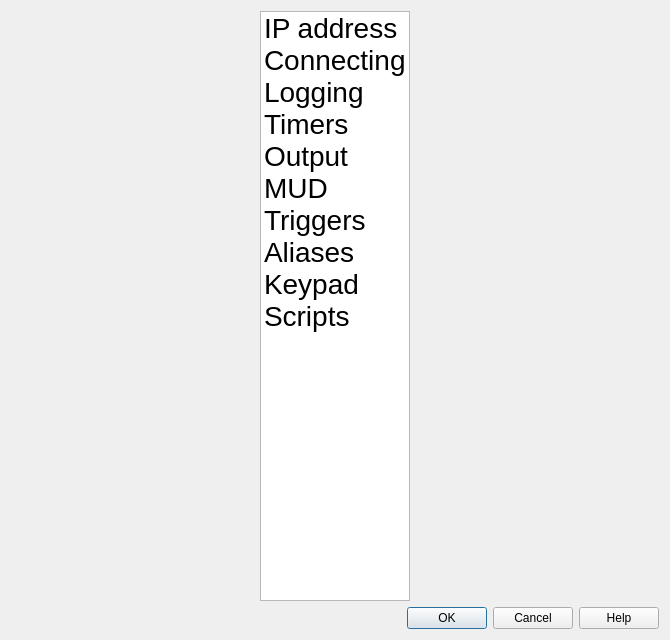
This is smushclient-qt/cpp/ui/worldprefs.ui in jnbooth/smushclient as Qt 5 draws it before an edit. The edited form follows.
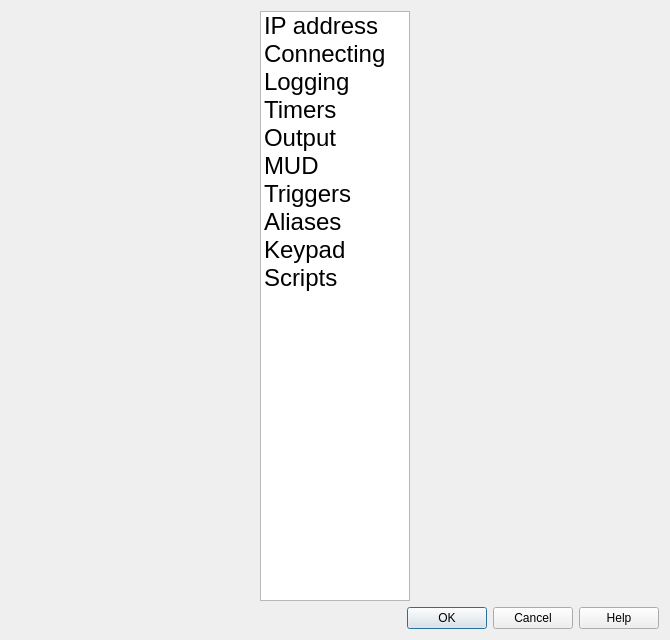
This is the edited form.

Diff of the .ui file:
```diff
--- a/smushclient-qt/cpp/ui/worldprefs.ui
+++ b/smushclient-qt/cpp/ui/worldprefs.ui
@@ -35,7 +35,7 @@
        </property>
        <property name="font">
         <font>
-         <pointsize>21</pointsize>
+         <pointsize>18</pointsize>
         </font>
        </property>
        <property name="editTriggers">
```
